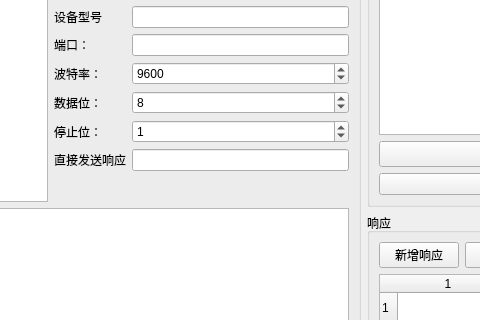
This is kdCarCheckDevSimulator/kdCarCheckDevSimulator.ui in bkdwei/kdCarCheckDevSimulator as Qt 5 draws it before an edit; both pictures show x 268 to 748 and y 125 to 445 of the 920 by 600 pixel window. The edited form follows.
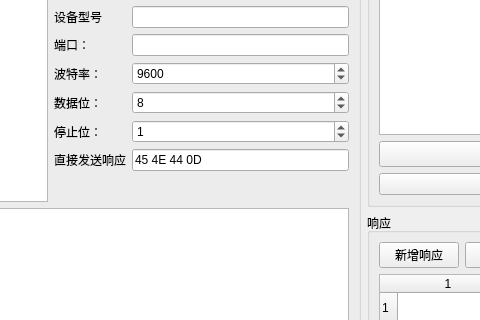
This is the edited form.

What changed in the file:
```diff
--- a/kdCarCheckDevSimulator/kdCarCheckDevSimulator.ui
+++ b/kdCarCheckDevSimulator/kdCarCheckDevSimulator.ui
@@ -6,7 +6,7 @@
    <rect>
     <x>0</x>
     <y>0</y>
-    <width>800</width>
+    <width>868</width>
     <height>600</height>
    </rect>
   </property>
@@ -176,7 +176,11 @@
             </widget>
            </item>
            <item row="6" column="1">
-            <widget class="QLineEdit" name="le_direct_reply"/>
+            <widget class="QLineEdit" name="le_direct_reply">
+             <property name="text">
+              <string>45 4E 44 0D</string>
+             </property>
+            </widget>
            </item>
           </layout>
          </item>
```
Left out of the diff: 2 changed lines with no effect on the pictures.
